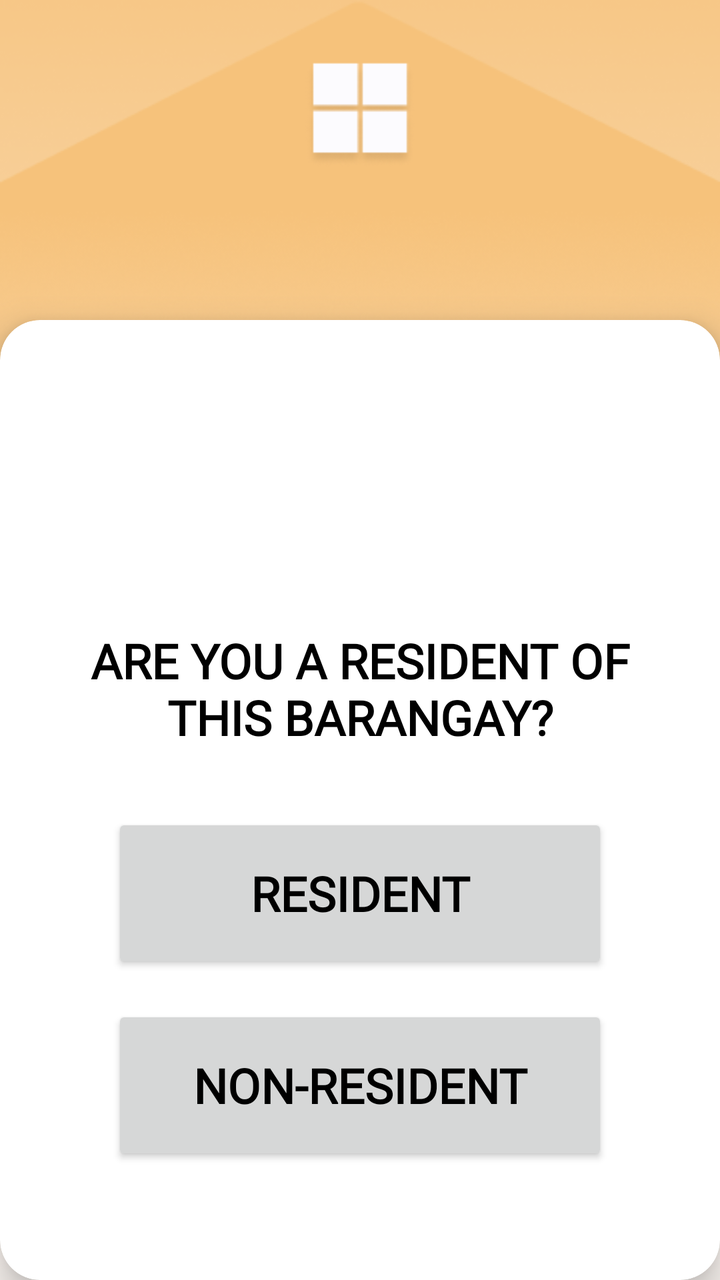
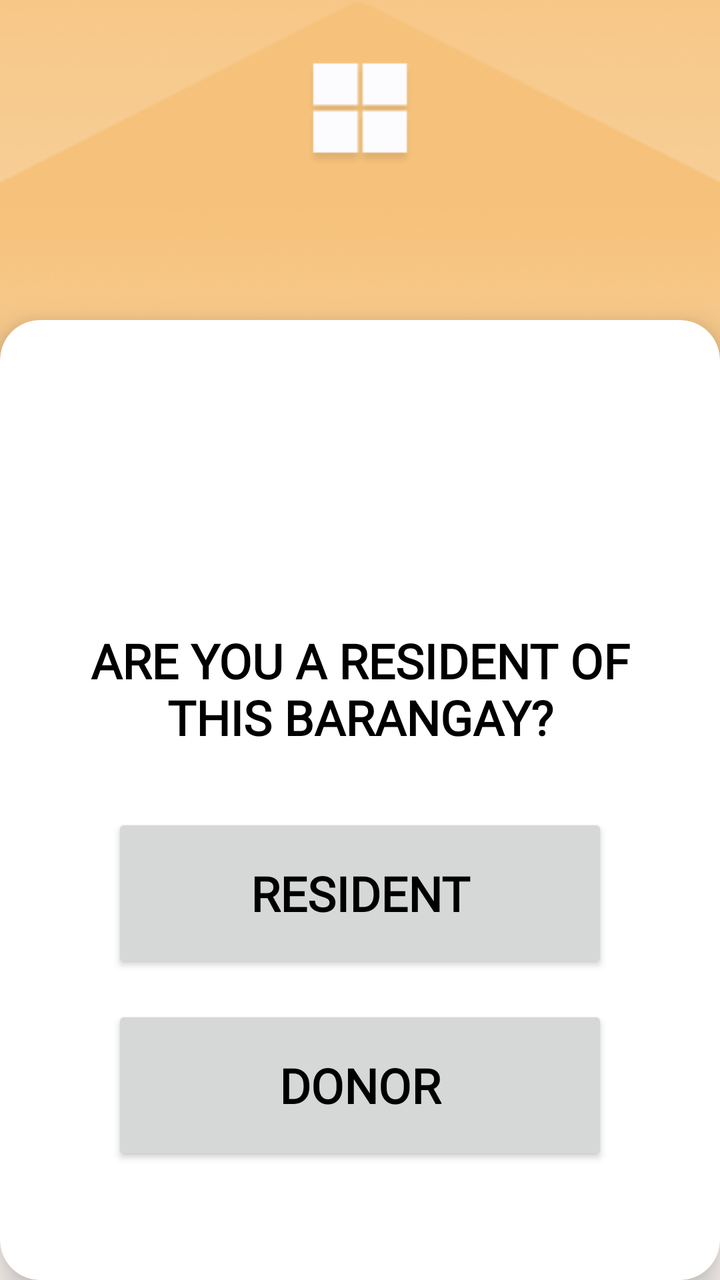

Two renders of the same Android screen: before a commit and after it. Below are the layout's source before the change and the commit's diff.
<!-- AndroidManifest.xml: application theme Theme.Dawnasyon_v1 -->
<!-- res/layout/fragment_sign_up_resident.xml -->
<?xml version="1.0" encoding="utf-8"?>
<androidx.constraintlayout.widget.ConstraintLayout xmlns:android="http://schemas.android.com/apk/res/android"
    xmlns:app="http://schemas.android.com/apk/res-auto"
    xmlns:tools="http://schemas.android.com/tools"
    android:layout_width="match_parent"
    android:layout_height="match_parent"
    android:background="@color/white"
    tools:context=".SignUpResident_fragment">

    <ImageView
        android:id="@+id/background_main"
        android:layout_width="0dp"
        android:layout_height="0dp"
        android:scaleType="centerCrop"
        app:layout_constraintTop_toTopOf="parent"
        app:layout_constraintBottom_toBottomOf="parent"
        app:layout_constraintStart_toStartOf="parent"
        app:layout_constraintEnd_toEndOf="parent"
        app:srcCompat="@drawable/background" />

    <ImageView
        android:id="@+id/background_overlay_shape"
        android:layout_width="0dp"
        android:layout_height="0dp"
        android:scaleType="fitXY"
        app:layout_constraintDimensionRatio="1:1.6"
        app:layout_constraintTop_toTopOf="parent"
        app:layout_constraintStart_toStartOf="parent"
        app:layout_constraintEnd_toEndOf="parent"
        app:layout_constraintHeight_percent="0.9"
        app:srcCompat="@drawable/background2"
        android:contentDescription="@null" />

    <androidx.cardview.widget.CardView
        android:id="@+id/options_card_container"
        android:layout_width="0dp"
        android:layout_height="0dp"
        android:layout_marginTop="160dp"
        app:cardCornerRadius="20dp"
        app:cardElevation="10dp"
        app:layout_constraintBottom_toBottomOf="parent"
        app:layout_constraintEnd_toEndOf="parent"
        app:layout_constraintStart_toStartOf="parent"
        app:layout_constraintTop_toTopOf="parent">

        <androidx.constraintlayout.widget.ConstraintLayout
            android:layout_width="match_parent"
            android:layout_height="match_parent"
            android:padding="24dp">

            <TextView
                android:id="@+id/txt_options_title"
                android:layout_width="wrap_content"
                android:layout_height="wrap_content"
                android:layout_marginTop="130dp"
                android:fontFamily="@font/dongle"
                android:text="@string/are_you_a_resident_of_this_barangay"
                android:textAlignment="center"
                android:textColor="#000000"
                android:textSize="24sp"
                android:textStyle="bold"
                app:layout_constraintEnd_toEndOf="parent"
                app:layout_constraintStart_toStartOf="parent"
                app:layout_constraintTop_toTopOf="parent" />

            <androidx.appcompat.widget.AppCompatButton
                android:id="@+id/btn_resident"
                style="@style/UserTypeOptionButton"
                android:layout_width="0dp"
                android:layout_height="wrap_content"
                android:layout_marginStart="32dp"
                android:layout_marginTop="32dp"
                android:layout_marginEnd="32dp"
                android:text="@string/resident"
                android:textAlignment="center"
                android:textStyle="bold"
                app:layout_constraintEnd_toEndOf="parent"
                app:layout_constraintStart_toStartOf="parent"
                app:layout_constraintTop_toBottomOf="@id/txt_options_title" />

            <androidx.appcompat.widget.AppCompatButton
                android:id="@+id/btn_non_resident"
                style="@style/UserTypeOptionButton"
                android:layout_width="0dp"
                android:layout_height="wrap_content"
                android:layout_marginStart="32dp"
                android:layout_marginTop="16dp"
                android:layout_marginEnd="32dp"
                android:text="@string/non_resident"
                android:textAlignment="center"
                android:textStyle="bold"
                app:layout_constraintEnd_toEndOf="parent"
                app:layout_constraintStart_toStartOf="parent"
                app:layout_constraintTop_toBottomOf="@id/btn_resident" />

            <LinearLayout
                android:layout_width="match_parent"
                android:layout_height="wrap_content"
                android:layout_marginTop="40dp"
                android:gravity="center_horizontal"
                android:orientation="horizontal"
                app:layout_constraintBottom_toBottomOf="parent"
                app:layout_constraintEnd_toEndOf="parent"
                app:layout_constraintStart_toStartOf="parent"
                app:layout_constraintTop_toBottomOf="@id/btn_non_resident">

                <Button
                    android:id="@+id/btn_previous"
                    style="@style/Widget.MaterialComponents.Button.OutlinedButton"
                    android:layout_width="130dp"
                    android:layout_height="wrap_content"
                    android:layout_marginEnd="16dp"
                    android:backgroundTint="#27869B"
                    android:text="@string/previous1"
                    android:textColor="@color/white"
                    app:cornerRadius="6dp" />

                <Button
                    android:id="@+id/btn_next"
                    android:layout_width="130dp"
                    android:layout_height="wrap_content"
                    android:backgroundTint="#27869B"
                    android:text="@string/next1"
                    android:textColor="@color/white"
                    app:cornerRadius="6dp" />
            </LinearLayout>

        </androidx.constraintlayout.widget.ConstraintLayout>
    </androidx.cardview.widget.CardView>
</androidx.constraintlayout.widget.ConstraintLayout>
<!-- resources referenced by this layout -->
<resources>
  <color name="white">#FFFFFFFF</color>
  <!-- drawable background: png bitmap (drawable, 91785 bytes) -->
  <!-- drawable background2: png bitmap (drawable, 129197 bytes) -->
  <string name="are_you_a_resident_of_this_barangay">ARE YOU A RESIDENT OF THIS BARANGAY?</string>
  <string name="next1">Next →</string>
  <string name="non_resident">Non-Resident</string>
  <string name="previous1">← Back</string>
  <string name="resident">Resident</string>
  <style name="UserTypeOptionButton">
          <item name="android:gravity">start|center_vertical</item>
          <item name="android:paddingStart">16dp</item>
          <item name="android:paddingEnd">16dp</item>
          <item name="android:minHeight">80dp</item>
          <item name="android:textColor">@android:color/black</item>
          <item name="android:textSize">24sp</item>
          <item name="android:textStyle">normal</item>
          <item name="android:fontFamily">@font/dongle</item>
      </style>
  <style name="Theme.Dawnasyon_v1" parent="Base.Theme.Dawnasyon_v1" />
  <style name="Base.Theme.Dawnasyon_v1" parent="Theme.Material3.Light.NoActionBar">
          
          
      </style>
</resources>

<!-- the commit's change to res/layout/fragment_sign_up_resident.xml (unified diff, before → after) -->
@@ -86,7 +86,7 @@
                 android:layout_marginStart="32dp"
                 android:layout_marginTop="16dp"
                 android:layout_marginEnd="32dp"
-                android:text="@string/non_resident"
+                android:text="Donor"
                 android:textAlignment="center"
                 android:textStyle="bold"
                 app:layout_constraintEnd_toEndOf="parent"
<!-- resource entries referenced after the edit -->
@@ -5,7 +5,6 @@
   <!-- drawable background2: png bitmap (drawable, 129197 bytes) -->
   <string name="are_you_a_resident_of_this_barangay">ARE YOU A RESIDENT OF THIS BARANGAY?</string>
   <string name="next1">Next →</string>
-  <string name="non_resident">Non-Resident</string>
   <string name="previous1">← Back</string>
   <string name="resident">Resident</string>
   <style name="UserTypeOptionButton">
